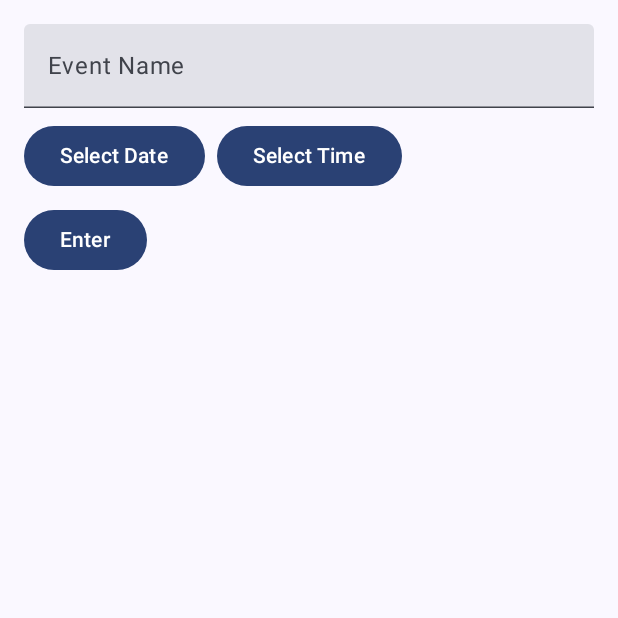
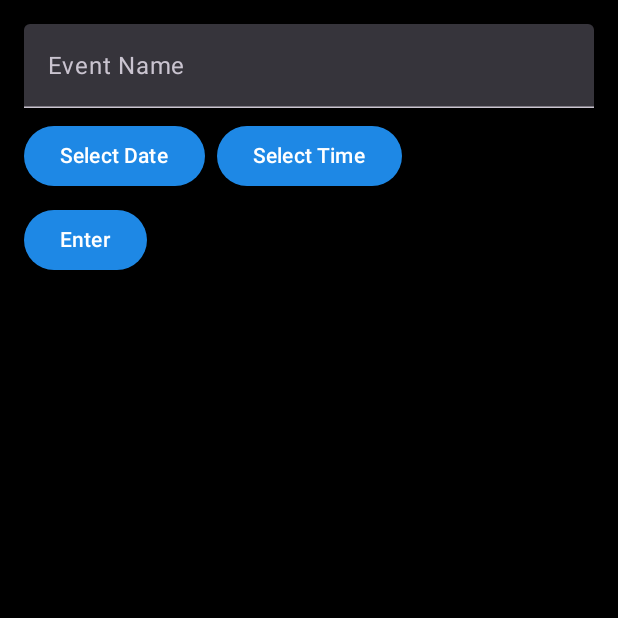
Before and after one commit to VeetiJoensuu/countdown-app, an Android app built with Jetpack Compose: the screen it shows after launch (MainActivity), on a phone screen of 412 x 824 dp, the top half of it. Run offline under Robolectric (Android 15) with nearby library versions, the phone set to English and light mode, and no system bars.

Commit message:
adjust color theme

```diff
--- a/app/src/main/java/com/example/eventcountdown/ui/theme/Color.kt
+++ b/app/src/main/java/com/example/eventcountdown/ui/theme/Color.kt
@@ -2,10 +2,11 @@ package com.example.eventcountdown.ui.theme
 
 import androidx.compose.ui.graphics.Color
 
-val Purple80 = Color(0xFFD0BCFF)
-val PurpleGrey80 = Color(0xFFCCC2DC)
-val Pink80 = Color(0xFFEFB8C8)
-
-val Purple40 = Color(0xFF6650a4)
-val PurpleGrey40 = Color(0xFF625b71)
-val Pink40 = Color(0xFF7D5260)
+val DarkPrimary = Color(0xFF1E88E5)
+val DarkSecondary = Color(0xFF757575)
+val DarkBackground = Color.Black
+val DarkSurface = Color.Black
+val DarkOnPrimary = Color.White
+val DarkOnSecondary = Color.White
+val DarkOnBackground = Color.White
+val DarkOnSurface = Color.White
--- a/app/src/main/java/com/example/eventcountdown/ui/theme/Theme.kt
+++ b/app/src/main/java/com/example/eventcountdown/ui/theme/Theme.kt
@@ -1,57 +1,24 @@
 package com.example.eventcountdown.ui.theme
 
-import android.app.Activity
-import android.os.Build
-import androidx.compose.foundation.isSystemInDarkTheme
 import androidx.compose.material3.MaterialTheme
 import androidx.compose.material3.darkColorScheme
-import androidx.compose.material3.dynamicDarkColorScheme
-import androidx.compose.material3.dynamicLightColorScheme
-import androidx.compose.material3.lightColorScheme
 import androidx.compose.runtime.Composable
-import androidx.compose.ui.platform.LocalContext
 
 private val DarkColorScheme = darkColorScheme(
-    primary = Purple80,
-    secondary = PurpleGrey80,
-    tertiary = Pink80
-)
-
-private val LightColorScheme = lightColorScheme(
-    primary = Purple40,
-    secondary = PurpleGrey40,
-    tertiary = Pink40
-
-    /* Other default colors to override
-    background = Color(0xFFFFFBFE),
-    surface = Color(0xFFFFFBFE),
-    onPrimary = Color.White,
-    onSecondary = Color.White,
-    onTertiary = Color.White,
-    onBackground = Color(0xFF1C1B1F),
-    onSurface = Color(0xFF1C1B1F),
-    */
+    primary = DarkPrimary,
+    secondary = DarkSecondary,
+    background = DarkBackground,
+    surface = DarkSurface,
+    onPrimary = DarkOnPrimary,
+    onSecondary = DarkOnSecondary,
+    onBackground = DarkOnBackground,
+    onSurface = DarkOnSurface
 )
 
 @Composable
-fun EventCountdownTheme(
-    darkTheme: Boolean = isSystemInDarkTheme(),
-    // Dynamic color is available on Android 12+
-    dynamicColor: Boolean = true,
-    content: @Composable () -> Unit
-) {
-    val colorScheme = when {
-        dynamicColor && Build.VERSION.SDK_INT >= Build.VERSION_CODES.S -> {
-            val context = LocalContext.current
-            if (darkTheme) dynamicDarkColorScheme(context) else dynamicLightColorScheme(context)
-        }
-
-        darkTheme -> DarkColorScheme
-        else -> LightColorScheme
-    }
-
+fun EventCountdownTheme(content: @Composable () -> Unit) {
     MaterialTheme(
-        colorScheme = colorScheme,
+        colorScheme = DarkColorScheme,
         typography = Typography,
         content = content
     )
```
Also changed, not shown: app/src/main/java/com/example/eventcountdown/MainActivity.kt (+38 -7 lines).
